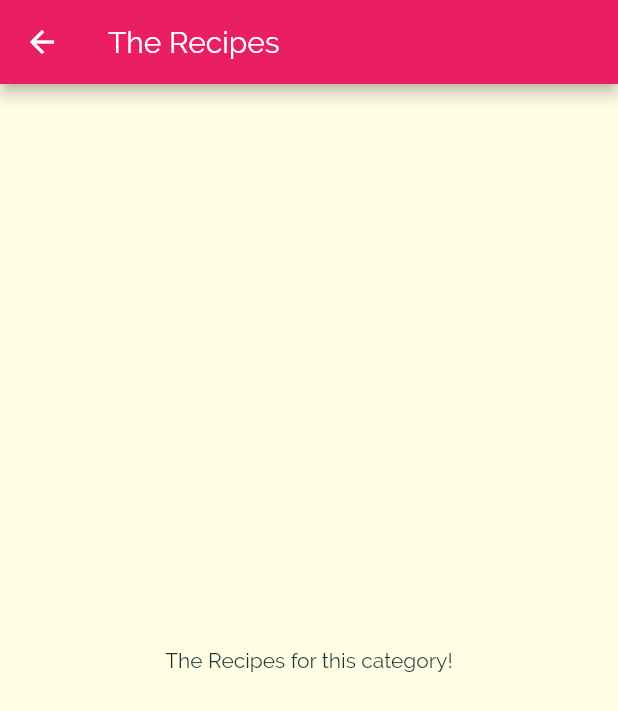
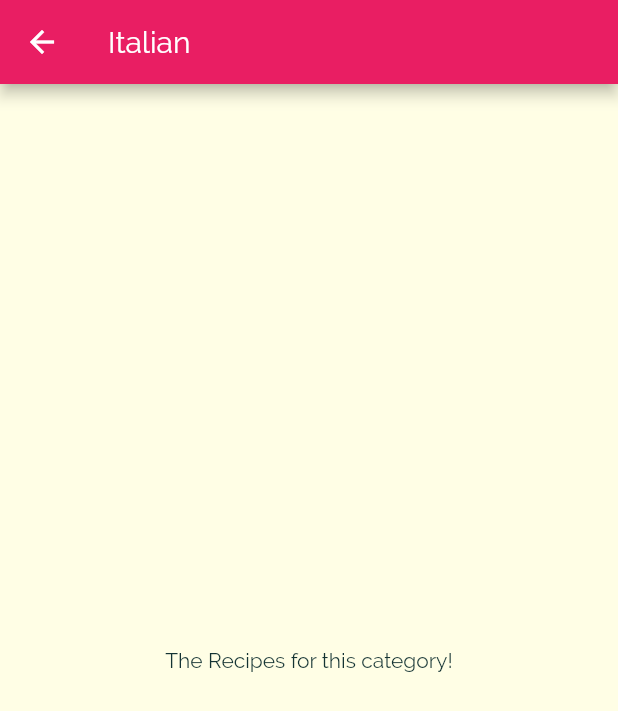
Before and after one commit to My-Flutter-Learning/meals_app, a Flutter app: the screen it shows after launch, after a tap on "Italian", on a phone screen of 412 x 824 dp. Shown: the top 711 px of the screen. Run offline on Flutter 3.47's test engine with Material 2 defaults, Android fonts, the phone set to English and light mode, and no system bars.

Commit message:
Passing data via a Constructor
This allows us to change the title of the AppBar dynamically based on the selected category.

```diff
--- a/lib/category_item.dart
+++ b/lib/category_item.dart
@@ -2,14 +2,15 @@ import 'package:flutter/material.dart';
 import 'package:meals_app/screens/category_meals_screen.dart';
 
 class CategoryItem extends StatelessWidget {
+  final String id;
   final String title;
   final Color color;
 
-  const CategoryItem(this.title, this.color, {Key? key}) : super(key: key);
+  const CategoryItem(this.id, this.title, this.color, {Key? key}) : super(key: key);
 
   void selectCategory(BuildContext ctx) {
     Navigator.of(ctx).push(MaterialPageRoute(builder: (_) {
-      return const CategoryMealsScreen();
+      return CategoryMealsScreen(id, title);
     }));
   }
 
--- a/lib/screens/categories_screen.dart
+++ b/lib/screens/categories_screen.dart
@@ -17,6 +17,7 @@ class CategoriesScreen extends StatelessWidget {
         children: DUMMY_CATEGORIES
             .map(
               (categoryData) => CategoryItem(
+                categoryData.id!,
                 categoryData.title!,
                 categoryData.color
                 )
--- a/lib/screens/category_meals_screen.dart
+++ b/lib/screens/category_meals_screen.dart
@@ -1,12 +1,16 @@
 import 'package:flutter/material.dart';
 
 class CategoryMealsScreen extends StatelessWidget {
-  const CategoryMealsScreen({ Key? key }) : super(key: key);
+  final String categoryId;
+  final String categoryTitle;
+  const CategoryMealsScreen(this.categoryId, this.categoryTitle, {Key? key}) : super(key: key);
 
   @override
   Widget build(BuildContext context) {
-    return  Scaffold(
-      appBar: AppBar(title: const Text('The Recipes'),),
+    return Scaffold(
+      appBar: AppBar(
+        title: Text(categoryTitle),
+      ),
       body: const Center(
         child: Text('The Recipes for this category!'),
       ),
```
